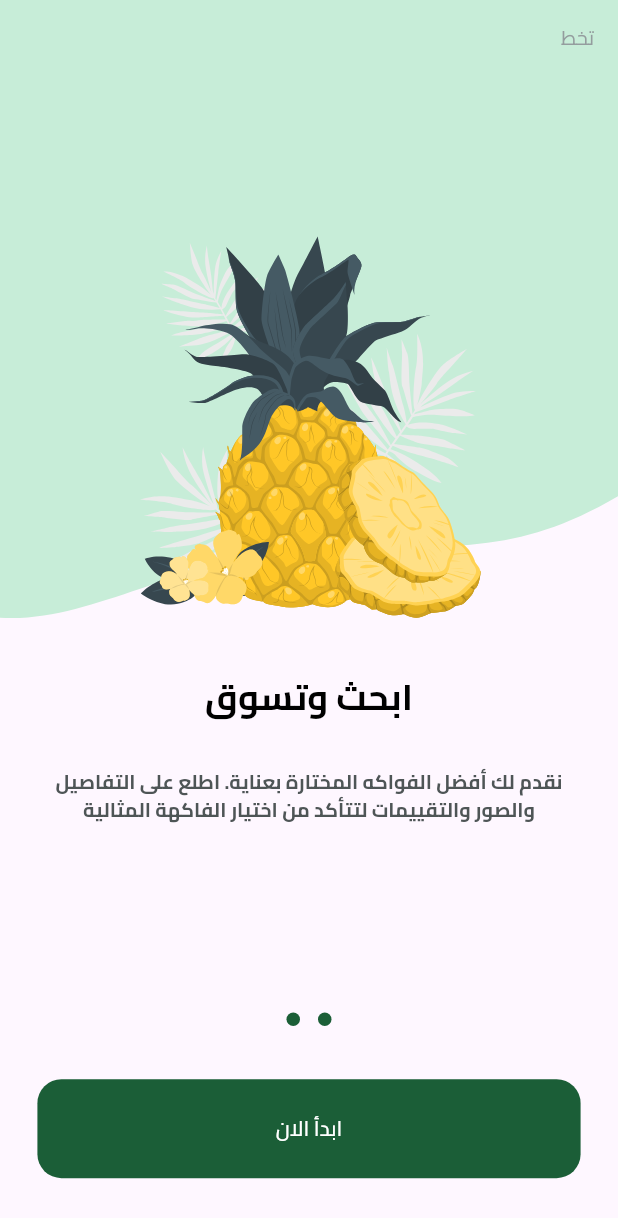
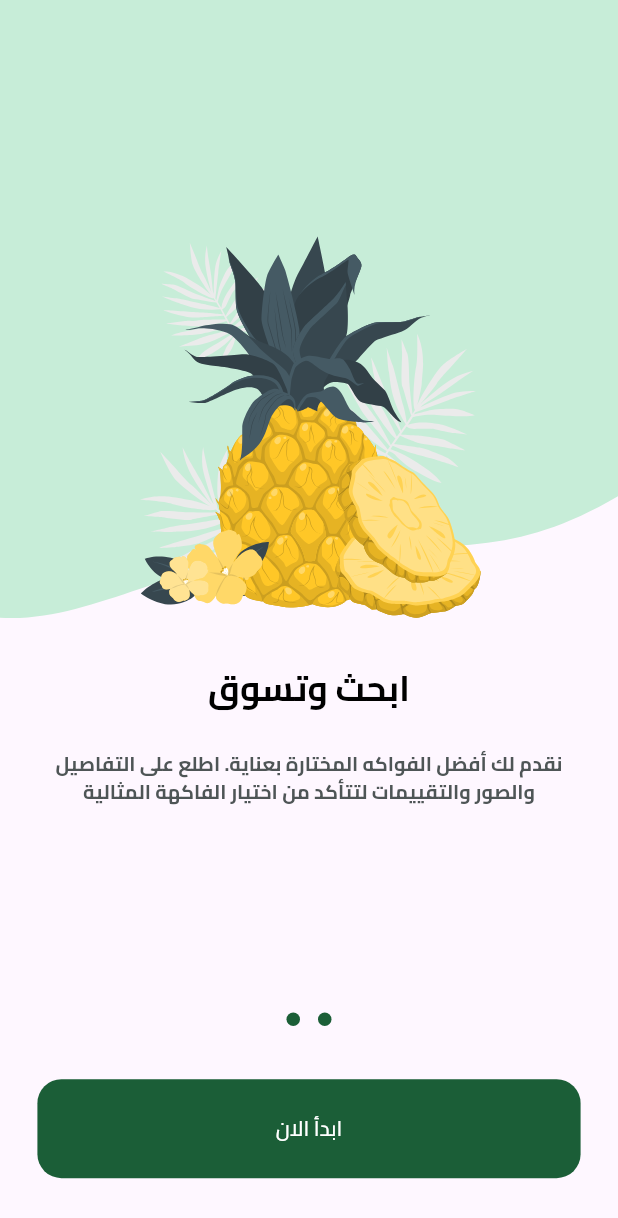
Before and after one commit to Hazem584/Fruits-Hub, a Flutter app: the screen it shows after launch, swiped to page 2, on a phone screen of 412 x 824 dp. Shown: the top 1218 px of the screen. Run offline on Flutter 3.47's test engine with Material 3 defaults, Android fonts, the phone set to English and light mode, and no system bars; drawn by our look-alikes of dots_indicator; our stand-ins replace flutter_screenutil, flutter_svg.

Commit message:
Fix visibility logic in OnBoardingPageView and PageViewItem components

```diff
--- a/lib/features/onbording/ui/widgets/on_boarding_page_view.dart
+++ b/lib/features/onbording/ui/widgets/on_boarding_page_view.dart
@@ -14,9 +14,7 @@ class OnBoardingPageView extends StatelessWidget {
       controller: pageController,
       children: [
         PageViewItem(
-          isVisble: (pageController.hasClients
-              ? pageController.page!.round() == 0
-              : false),
+          isVisible: true,
           image: Assets.imagesPageViewItem1Image,
           backgroundImage: Assets.imagesPageViewItem1Background,
           title: Row(
@@ -43,9 +41,7 @@ class OnBoardingPageView extends StatelessWidget {
           ),
         ),
         PageViewItem(
-          isVisble: (pageController.hasClients
-              ? pageController.page!.round() == 1
-              : false),
+          isVisible: false,
           image: Assets.imagesPageViewItem2Image,
           backgroundImage: Assets.imagesPageViewItem2Background,
           title: Row(
@@ -54,13 +50,7 @@ class OnBoardingPageView extends StatelessWidget {
               Text(
                 "ابحث وتسوق",
                 textAlign: TextAlign.center,
-                style: TextStyle(
-                  color: Colors.black,
-                  fontSize: 24,
-                  fontWeight: FontWeight.w700,
-                  fontFamily: 'Cairo',
-                  height: 0,
-                ),
+                style: TextStyles.font23BlackBold,
               ),
             ],
           ),
--- a/lib/features/onbording/ui/widgets/page_view_item.dart
+++ b/lib/features/onbording/ui/widgets/page_view_item.dart
@@ -10,12 +10,12 @@ class PageViewItem extends StatelessWidget {
     required this.backgroundImage,
     required this.title,
     required this.subTitle,
-    required this.isVisble,
+    required this.isVisible,
   });
   final String image, backgroundImage;
   final Widget title;
   final Widget subTitle;
-  final bool isVisble;
+  final bool isVisible;
   @override
   Widget build(BuildContext context) {
     return SafeArea(
@@ -36,7 +36,7 @@ class PageViewItem extends StatelessWidget {
                   child: SvgPicture.asset(image),
                 ),
                 Visibility(
-                  visible: isVisble,
+                  visible: isVisible,
                   child: Padding(
                     padding: const EdgeInsets.all(16.0),
                     child: Text(
```
